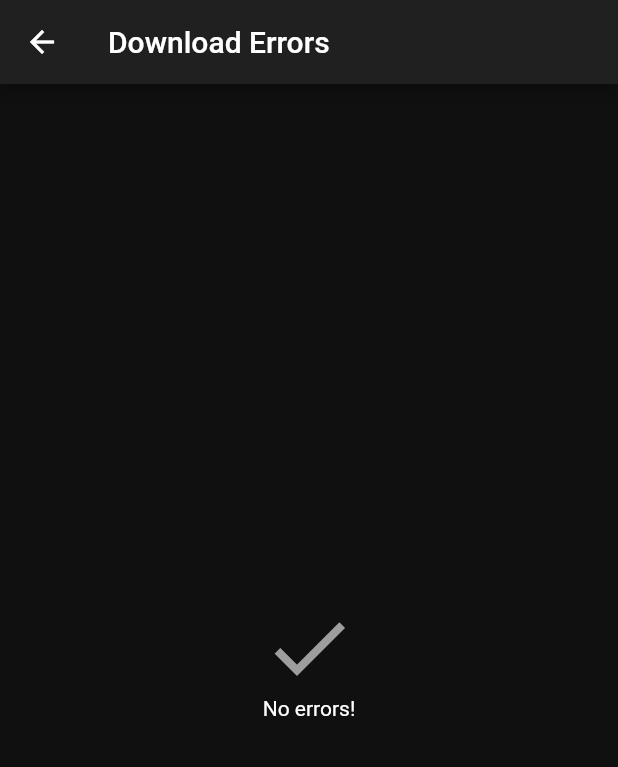
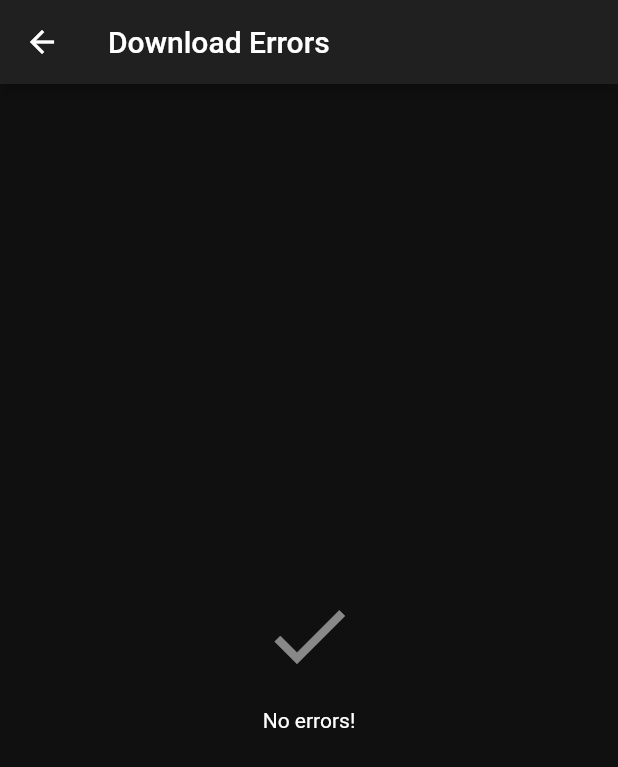
Before and after one commit to jmshrv/finamp, a Flutter app: the DownloadsErrorScreen screen opened by its route, on a phone screen of 412 x 824 dp. Shown: the top 767 px of the screen. Run offline on Flutter 3.47's test engine with Material 2 defaults, Android fonts, the phone set to English and light mode, and no system bars; our stand-ins replace audio_service, cached_network_image, chopper, device_info, get_it, hive and 4 more; missing offline and left inert: audio_session, file_sizes, flutter_downloader, simple_gesture_detector; accounts and stored records are empty; generated files the repository leaves out were written again.

Commit message:
Changed icon colour

```diff
--- a/lib/components/DownloadsErrorScreen/DownloadErrorList.dart
+++ b/lib/components/DownloadsErrorScreen/DownloadErrorList.dart
@@ -38,8 +38,9 @@ class _DownloadErrorListState extends State<DownloadErrorList> {
                   Icon(
                     Icons.check,
                     size: 64,
-                    color: Colors.grey,
+                    color: Colors.white.withOpacity(0.5),
                   ),
+                  Padding(padding: const EdgeInsets.all(8.0)),
                   Text("No errors!"),
                 ],
               ),
```
